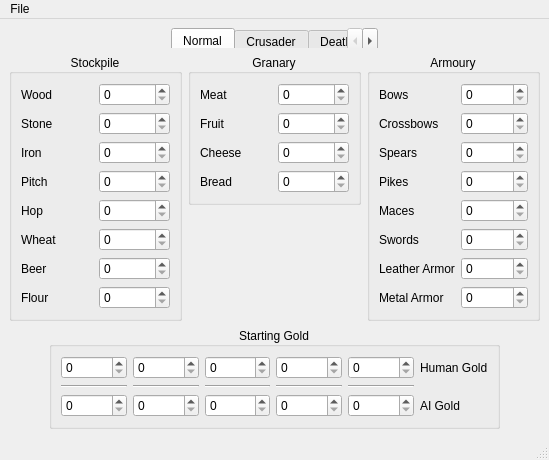
Qt form UI/stged_mw.ui (CIO61/ucp_re_gui) before a commit.
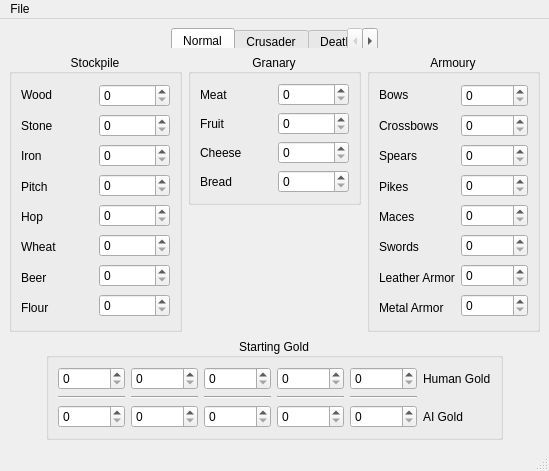
The same form after that commit. Icons and pictures are not drawn.

```diff
--- a/UI/stged_mw.ui
+++ b/UI/stged_mw.ui
@@ -7,7 +7,7 @@
     <x>0</x>
     <y>0</y>
     <width>549</width>
-    <height>451</height>
+    <height>471</height>
    </rect>
   </property>
   <property name="windowTitle">
@@ -479,70 +479,70 @@
            <item row="0" column="0">
             <widget class="QSpinBox" name="humangold0">
              <property name="maximum">
-              <number>65535</number>
+              <number>1000000</number>
              </property>
             </widget>
            </item>
            <item row="0" column="1">
             <widget class="QSpinBox" name="humangold1">
              <property name="maximum">
-              <number>65535</number>
+              <number>1000000</number>
              </property>
             </widget>
            </item>
            <item row="0" column="2">
             <widget class="QSpinBox" name="humangold2">
              <property name="maximum">
-              <number>65535</number>
+              <number>1000000</number>
              </property>
             </widget>
            </item>
            <item row="0" column="4">
             <widget class="QSpinBox" name="humangold4">
              <property name="maximum">
-              <number>65535</number>
+              <number>1000000</number>
              </property>
             </widget>
            </item>
            <item row="0" column="3">
             <widget class="QSpinBox" name="humangold3">
              <property name="maximum">
-              <number>65535</number>
+              <number>1000000</number>
              </property>
             </widget>
            </item>
            <item row="2" column="1">
             <widget class="QSpinBox" name="aigold1">
              <property name="maximum">
-              <number>65535</number>
+              <number>1000000</number>
              </property>
             </widget>
            </item>
            <item row="2" column="2">
             <widget class="QSpinBox" name="aigold2">
              <property name="maximum">
-              <number>65535</number>
+              <number>1000000</number>
              </property>
             </widget>
            </item>
            <item row="2" column="0">
             <widget class="QSpinBox" name="aigold0">
              <property name="maximum">
-              <number>65535</number>
+              <number>1000000</number>
              </property>
             </widget>
            </item>
            <item row="2" column="3">
             <widget class="QSpinBox" name="aigold3">
              <property name="maximum">
-              <number>65535</number>
+              <number>1000000</number>
              </property>
             </widget>
            </item>
            <item row="2" column="4">
             <widget class="QSpinBox" name="aigold4">
              <property name="maximum">
-              <number>65535</number>
+              <number>1000000</number>
              </property>
             </widget>
            </item>
```
Left out of the diff: 2 changed lines with no effect on the pictures.
